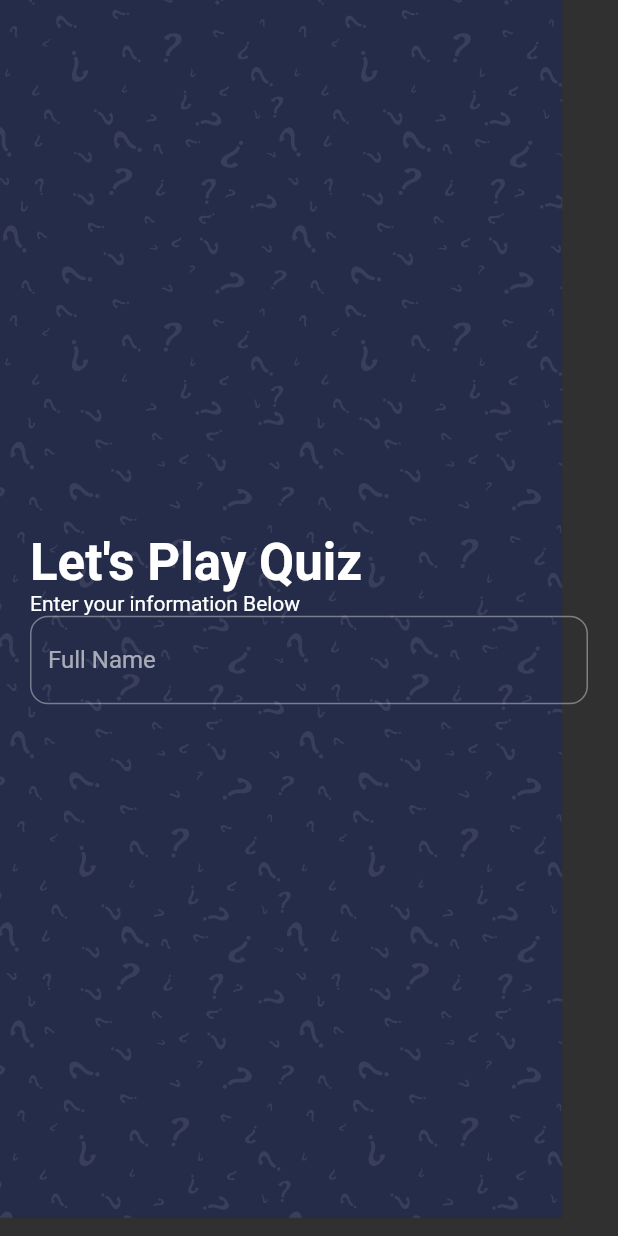
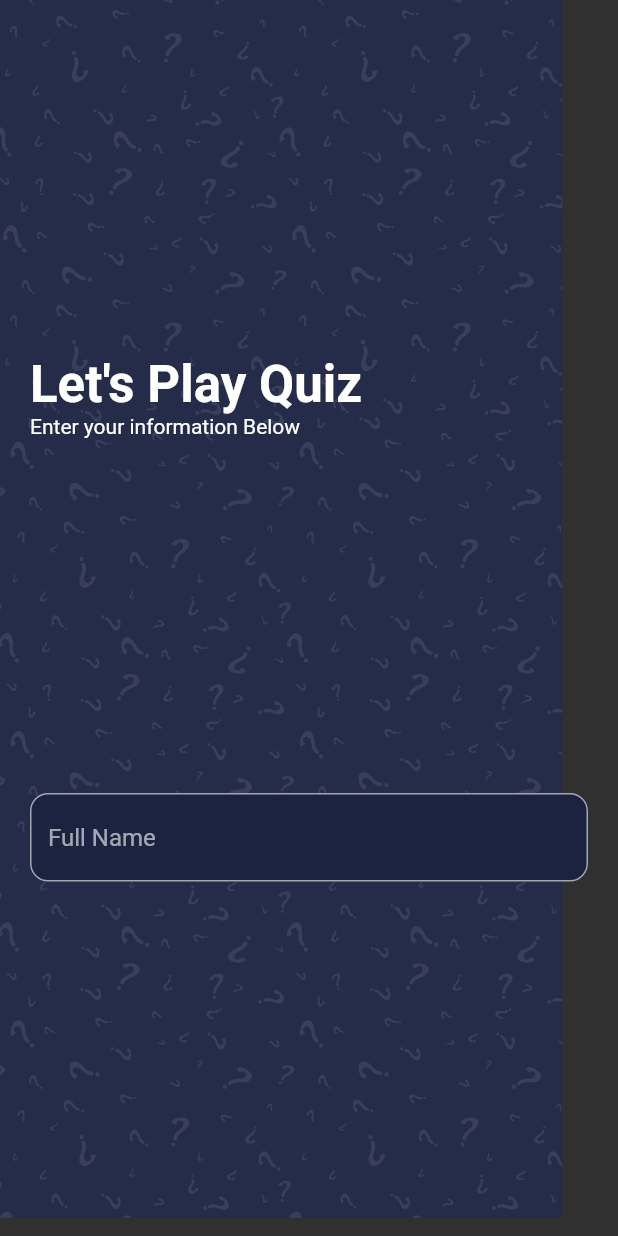
Before and after one commit to fitse-yotor/quiz-app-in-flutter, a Flutter app: the screen it shows after launch, on a phone screen of 412 x 824 dp. Run offline on Flutter 3.47's test engine with Material 2 defaults, Android fonts, the phone set to English and light mode, and no system bars; our stand-ins replace flutter_svg, websafe_svg.

Commit message:
text filed

```diff
--- a/lib/screens/welcome/welcome_screen.dart
+++ b/lib/screens/welcome/welcome_screen.dart
@@ -23,8 +23,11 @@ class WelcomeScreen extends StatelessWidget {
                       color: Colors.white, fontWeight: FontWeight.bold),
                 ),
                 Text("Enter your information Below"),
+                Spacer(),
                 TextField(
                   decoration: InputDecoration(
+                      fillColor: Color(0xFF1C2341),
+                      filled: true,
                       hintText: "Full Name",
                       border: OutlineInputBorder(
                           borderRadius: BorderRadius.all(Radius.circular(12)))),
```
